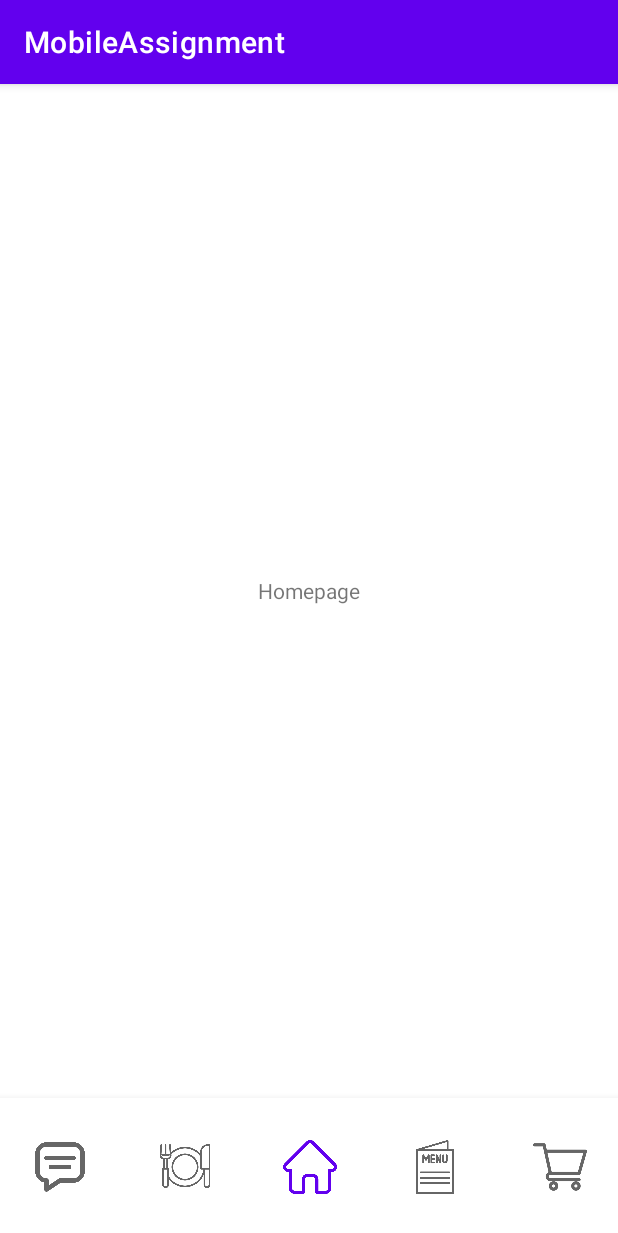
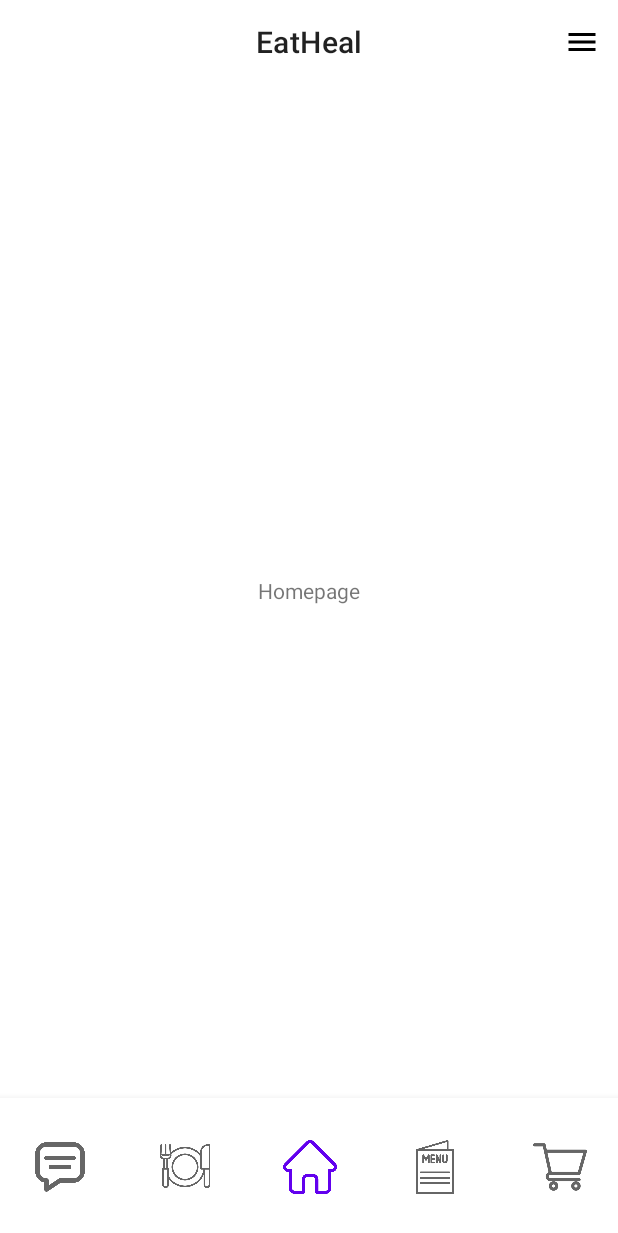
Before and after one commit to singggggg/MobileAssignment, an Android app: the screen it shows after launch (MainActivity), item 3 of the bottom bar chosen, on a phone screen of 412 x 824 dp. Shown: the top 1233 px of the screen. Run offline under Robolectric (Android 15) with nearby library versions, the phone set to English and light mode, and no system bars.

Commit message:
- update topNav UI - add recommendation items and fragment page

```diff
--- a/app/build.gradle
+++ b/app/build.gradle
@@ -41,6 +41,7 @@ dependencies {
     implementation 'androidx.appcompat:appcompat:1.5.1'
     implementation 'com.google.android.material:material:1.6.1'
     implementation 'androidx.constraintlayout:constraintlayout:2.1.4'
+    implementation 'com.google.android.material:material:1.5.0'
     testImplementation 'junit:junit:4.13.2'
     androidTestImplementation 'androidx.test.ext:junit:1.1.3'
     androidTestImplementation 'androidx.test.espresso:espresso-core:3.4.0'
--- a/app/src/main/java/com/example/mobileassignment/Fragment/RecommendationFragment.kt
+++ b/app/src/main/java/com/example/mobileassignment/Fragment/RecommendationFragment.kt
@@ -34,6 +34,9 @@ class RecommendationFragment : Fragment() {
         inflater: LayoutInflater, container: ViewGroup?,
         savedInstanceState: Bundle?
     ): View? {
+
+
+
         // Inflate the layout for this fragment
         return inflater.inflate(R.layout.fragment_recommendation, container, false)
     }
--- a/app/src/main/java/com/example/mobileassignment/MainActivity.kt
+++ b/app/src/main/java/com/example/mobileassignment/MainActivity.kt
@@ -1,12 +1,20 @@
 package com.example.mobileassignment
 
+import android.icu.text.SimpleDateFormat
+import android.icu.util.TimeZone
 import androidx.appcompat.app.AppCompatActivity
 import android.os.Bundle
 import android.view.Menu
+import android.widget.Toast
 import androidx.fragment.app.Fragment
 import androidx.fragment.app.FragmentContainer
 import com.example.mobileassignment.Fragment.*
 import kotlinx.android.synthetic.main.activity_main.*
+import java.time.Instant
+import java.time.OffsetDateTime
+import java.time.ZoneId
+import java.time.format.DateTimeFormatter
+import java.util.*
 
 class MainActivity : AppCompatActivity() {
 
@@ -19,7 +27,6 @@ class MainActivity : AppCompatActivity() {
     override fun onCreate(savedInstanceState: Bundle?) {
         super.onCreate(savedInstanceState)
         setContentView(R.layout.activity_main)
-
 
         btmNav.setOnItemSelectedListener {
             when(it.itemId){
@@ -41,4 +48,19 @@ class MainActivity : AppCompatActivity() {
             transaction.commit()
         }
     }
+
+/*    private fun getCurrentMillisDateTime(): Long?{
+        val currentMillis = System.currentTimeMillis()
+        return currentMillis + 28800000
+    }
+
+    private fun getDateTime(s: String): String? {
+        try {
+            val sdf = SimpleDateFormat("MM/dd/yyyy hh:mm:ss")
+            val netDate = Date(s.toLong())
+            return sdf.format(netDate)
+        } catch (e: Exception) {
+            return e.toString()
+        }
+    }*/
 }
--- /dev/null
+++ b/app/src/main/java/com/example/mobileassignment/Recommendation.kt
@@ -0,0 +1,4 @@
+package com.example.mobileassignment
+
+class Recommendation (val recTitle:String ?="",val recContent:String ?="",val recPicture:String ?="", val recLike:String ?="", val recDislike:String ?=""){
+}
--- /dev/null
+++ b/app/src/main/res/drawable/ic_baseline_favorite_border_24.xml
@@ -0,0 +1,5 @@
+<vector android:height="24dp" android:tint="#000000"
+    android:viewportHeight="24" android:viewportWidth="24"
+    android:width="24dp" xmlns:android="http://schemas.android.com/apk/res/android">
+    <path android:fillColor="@android:color/white" android:pathData="M16.5,3c-1.74,0 -3.41,0.81 -4.5,2.09C10.91,3.81 9.24,3 7.5,3 4.42,3 2,5.42 2,8.5c0,3.78 3.4,6.86 8.55,11.54L12,21.35l1.45,-1.32C18.6,15.36 22,12.28 22,8.5 22,5.42 19.58,3 16.5,3zM12.1,18.55l-0.1,0.1 -0.1,-0.1C7.14,14.24 4,11.39 4,8.5 4,6.5 5.5,5 7.5,5c1.54,0 3.04,0.99 3.57,2.36h1.87C13.46,5.99 14.96,5 16.5,5c2,0 3.5,1.5 3.5,3.5 0,2.89 -3.14,5.74 -7.9,10.05z"/>
+</vector>
--- /dev/null
+++ b/app/src/main/res/drawable/ic_baseline_menu_24.xml
@@ -0,0 +1,5 @@
+<vector android:height="24dp" android:tint="#000000"
+    android:viewportHeight="24" android:viewportWidth="24"
+    android:width="24dp" xmlns:android="http://schemas.android.com/apk/res/android">
+    <path android:fillColor="@android:color/white" android:pathData="M3,18h18v-2L3,16v2zM3,13h18v-2L3,11v2zM3,6v2h18L21,6L3,6z"/>
+</vector>
--- a/app/src/main/res/layout/activity_main.xml
+++ b/app/src/main/res/layout/activity_main.xml
@@ -6,14 +6,37 @@
     android:layout_height="match_parent"
     tools:context=".MainActivity">
 
+    <androidx.coordinatorlayout.widget.CoordinatorLayout
+        android:id="@+id/topNav"
+        android:layout_width="match_parent"
+        android:layout_height="wrap_content"
+        app:layout_constraintBottom_toTopOf="@+id/fragment_container"
+        app:layout_constraintTop_toTopOf="parent">
+
+        <com.google.android.material.appbar.AppBarLayout
+            android:id="@+id/appBarLayout"
+            android:layout_width="match_parent"
+            android:layout_height="wrap_content"
+            android:background="@color/white">
+
+            <com.google.android.material.appbar.MaterialToolbar
+                android:id="@+id/topAppBar"
+                android:layout_width="match_parent"
+                android:layout_height="?attr/actionBarSize"
+                app:menu="@menu/top_menu"
+                app:title="EatHeal"
+                app:titleCentered="true" />
+
+        </com.google.android.material.appbar.AppBarLayout>
+    </androidx.coordinatorlayout.widget.CoordinatorLayout>
+
     <FrameLayout
         android:id="@+id/fragment_container"
         android:layout_width="match_parent"
         android:layout_height="0dp"
         app:layout_constraintBottom_toTopOf="@+id/btmNav"
         app:layout_constraintEnd_toEndOf="parent"
-        app:layout_constraintStart_toStartOf="parent"
-        app:layout_constraintTop_toTopOf="parent"/>
+        app:layout_constraintTop_toBottomOf="@+id/topNav"/>
 
     <com.google.android.material.bottomnavigation.BottomNavigationView
         android:id="@+id/btmNav"
--- /dev/null
+++ b/app/src/main/res/menu/top_menu.xml
@@ -0,0 +1,12 @@
+<?xml version="1.0" encoding="utf-8"?>
+<menu xmlns:app="http://schemas.android.com/apk/res-auto"
+    xmlns:android="http://schemas.android.com/apk/res/android">
+
+    <item
+        android:id="@+id/SideMenu"
+        android:icon="@drawable/ic_baseline_menu_24"
+        android:title="SideMenu"
+        app:showAsAction="ifRoom" />
+
+
+</menu>
--- a/app/src/main/res/values/themes.xml
+++ b/app/src/main/res/values/themes.xml
@@ -1,6 +1,6 @@
 <resources xmlns:tools="http://schemas.android.com/tools">
     <!-- Base application theme. -->
-    <style name="Theme.MobileAssignment" parent="Theme.MaterialComponents.DayNight.DarkActionBar">
+    <style name="Theme.MobileAssignment" parent="Theme.MaterialComponents.DayNight.NoActionBar">
         <!-- Primary brand color. -->
         <item name="colorPrimary">@color/purple_500</item>
         <item name="colorPrimaryVariant">@color/purple_700</item>
```
Also changed, not shown: app/src/main/res/layout/fragment_recommendation.xml (+28 -6 lines), app/src/main/res/layout/recommendation_items.xml (added, +98 -0 lines), app/src/main/res/drawable/ic_dislike_unchecked.png (added), app/src/main/res/drawable/ic_like_checked.png (added), app/src/main/res/drawable/ic_like_unchecked.png (added), app/src/main/res/drawable/ic_unlike_checked.png (added).
